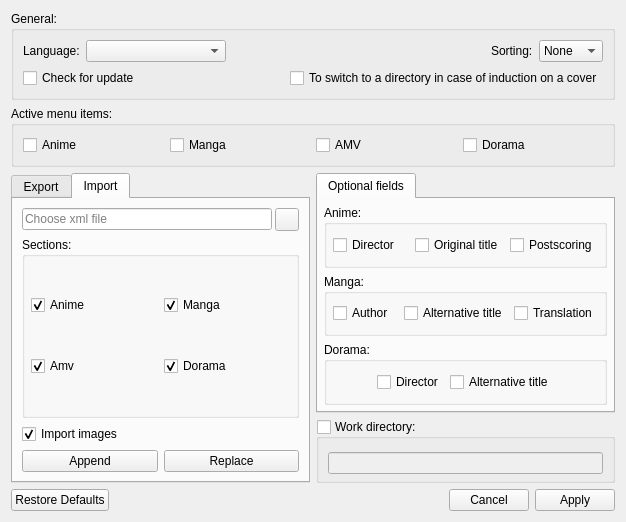
First picture: the form in settings.ui, repository LibertaSoft/DatabaseAnime, before the edit.
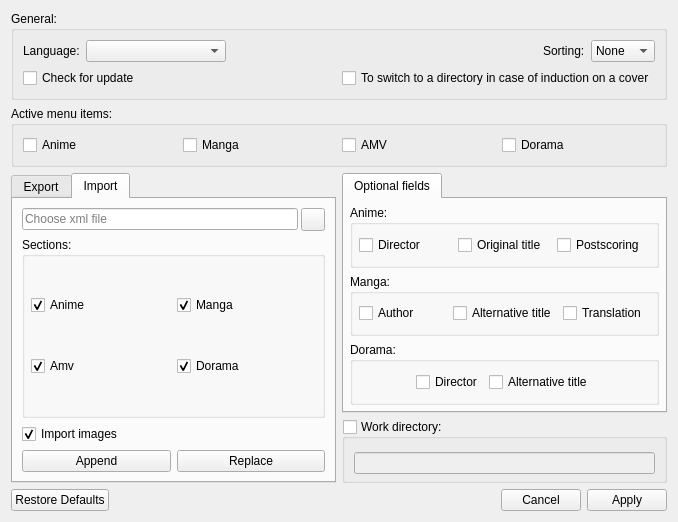
Second picture: the form after the edit. Icons and pictures are not drawn.

The edit to the form file:
```diff
--- a/settings.ui
+++ b/settings.ui
@@ -9,7 +9,7 @@
    <rect>
     <x>0</x>
     <y>0</y>
-    <width>626</width>
+    <width>678</width>
     <height>522</height>
    </rect>
   </property>
```
Left out of the diff: 11 changed lines with no effect on the pictures.
